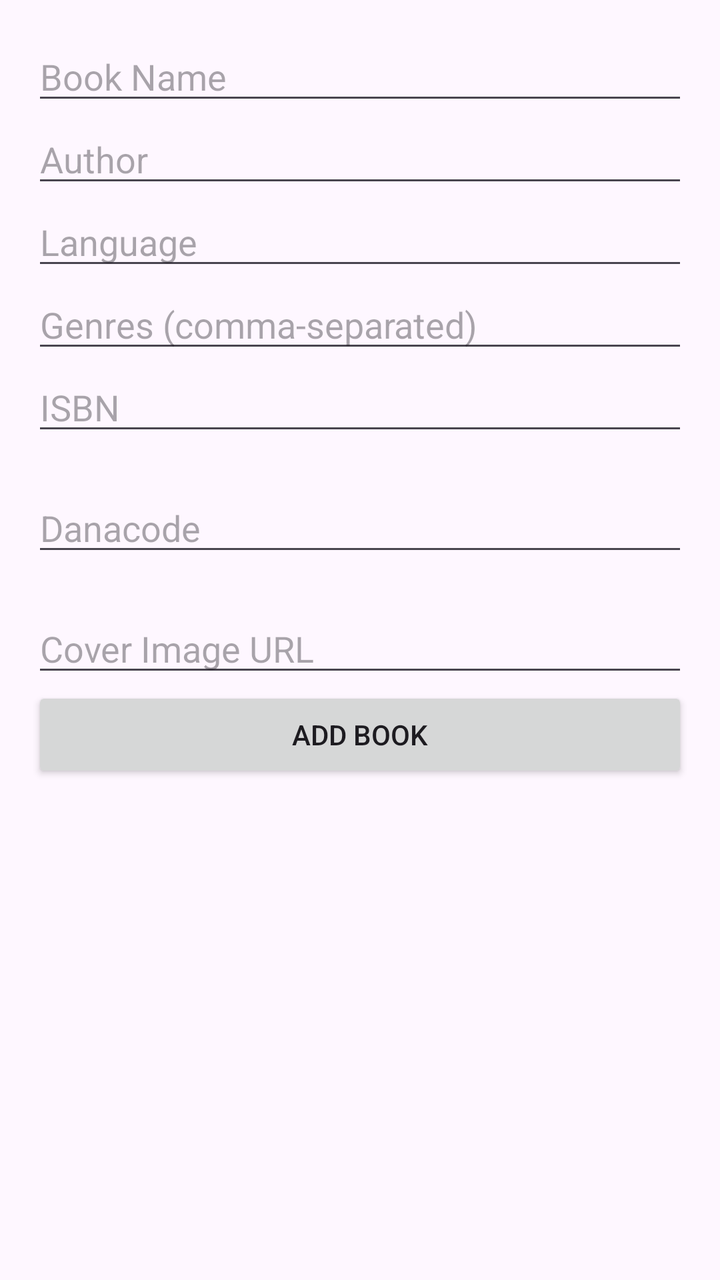
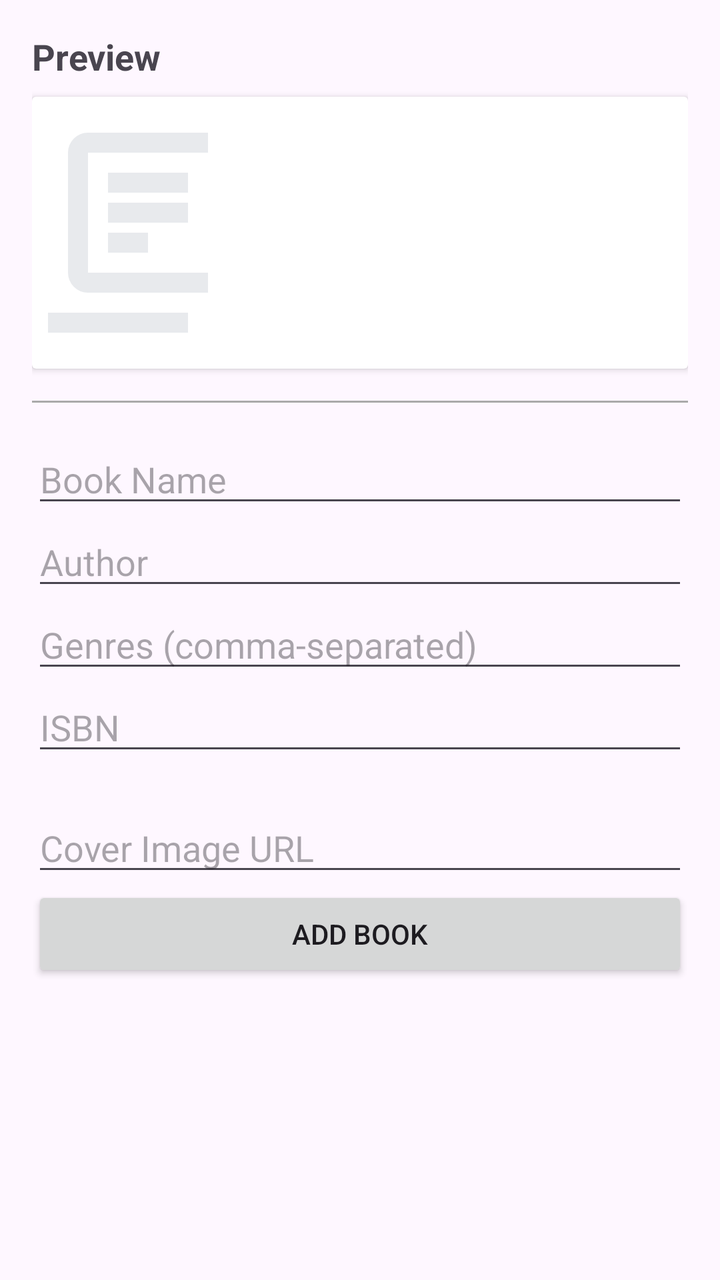

An Android layout rendered at two revisions. The XML below is the earlier revision; the diff shows what the commit changed to produce the second picture.
<!-- AndroidManifest.xml: application theme Theme.Books_Project -->
<!-- res/layout/fragment_add_book_manual.xml -->
<?xml version="1.0" encoding="utf-8"?>
<ScrollView xmlns:android="http://schemas.android.com/apk/res/android"
    xmlns:tools="http://schemas.android.com/tools"
    android:layout_width="match_parent"
    android:layout_height="match_parent"
    tools:context=".screens.book.AddBookManualFragment">

    <LinearLayout
        android:layout_width="match_parent"
        android:layout_height="wrap_content"
        android:orientation="vertical"
        android:padding="16dp">

        <EditText
            android:id="@+id/etBookName"
            android:layout_width="match_parent"
            android:layout_height="wrap_content"
            android:hint="Book Name" />

        <EditText
            android:id="@+id/etAuthor"
            android:layout_width="match_parent"
            android:layout_height="wrap_content"
            android:hint="Author" />

        <EditText
            android:id="@+id/etLanguage"
            android:layout_width="match_parent"
            android:layout_height="wrap_content"
            android:hint="Language" />

        <EditText
            android:id="@+id/etGenres"
            android:layout_width="match_parent"
            android:layout_height="wrap_content"
            android:hint="Genres (comma-separated)" />

        <EditText
            android:id="@+id/etISBN"
            android:layout_width="match_parent"
            android:layout_height="wrap_content"
            android:inputType="number"
            android:maxLength="13"
            android:hint="ISBN" />

        <TextView
            android:id="@+id/tvFormattedISBN"
            android:layout_width="wrap_content"
            android:layout_height="wrap_content"/>

        <EditText
            android:id="@+id/etDanacode"
            android:layout_width="match_parent"
            android:layout_height="wrap_content"
            android:maxLength="11"
            android:inputType="number"
            android:hint="Danacode" />

        <TextView
            android:id="@+id/tvFormattedDanacode"
            android:layout_width="wrap_content"
            android:layout_height="wrap_content"/>

        <EditText
            android:id="@+id/etCoverImageUrl"
            android:layout_width="match_parent"
            android:layout_height="wrap_content"
            android:hint="Cover Image URL" />

        <Button
            android:id="@+id/btnAddBook"
            android:layout_width="match_parent"
            android:layout_height="wrap_content"
            android:text="Add Book" />

    </LinearLayout>
</ScrollView>
<!-- resources referenced by this layout -->
<resources>
  <style name="Theme.Books_Project" parent="Base.Theme.Books_Project" />
  <style name="Base.Theme.Books_Project" parent="Theme.Material3.DayNight.NoActionBar">
          
          
      </style>
</resources>

<!-- the commit's change to res/layout/fragment_add_book_manual.xml (unified diff, before → after) -->
@@ -11,6 +11,32 @@
         android:orientation="vertical"
         android:padding="16dp">
 
+        <TextView
+            android:layout_width="match_parent"
+            android:layout_height="wrap_content"
+            android:text="Preview"
+            android:textSize="18sp"
+            android:textStyle="bold"
+            android:layout_marginBottom="8dp"/>
+
+        
+        <androidx.cardview.widget.CardView
+            android:layout_width="match_parent"
+            android:layout_height="wrap_content"
+            android:layout_marginBottom="16dp"
+            android:elevation="4dp">
+
+            <include
+                android:id="@+id/preview_book_item"
+                layout="@layout/book_list_item" />
+        </androidx.cardview.widget.CardView>
+
+        <View
+            android:layout_width="match_parent"
+            android:layout_height="1dp"
+            android:background="@android:color/darker_gray"
+            android:layout_marginBottom="16dp"/>
+
         <EditText
             android:id="@+id/etBookName"
             android:layout_width="match_parent"
@@ -22,12 +48,6 @@
             android:layout_width="match_parent"
             android:layout_height="wrap_content"
             android:hint="Author" />
-
-        <EditText
-            android:id="@+id/etLanguage"
-            android:layout_width="match_parent"
-            android:layout_height="wrap_content"
-            android:hint="Language" />
 
         <EditText
             android:id="@+id/etGenres"
@@ -49,19 +69,6 @@
             android:layout_height="wrap_content"/>
 
         <EditText
-            android:id="@+id/etDanacode"
-            android:layout_width="match_parent"
-            android:layout_height="wrap_content"
-            android:maxLength="11"
-            android:inputType="number"
-            android:hint="Danacode" />
-
-        <TextView
-            android:id="@+id/tvFormattedDanacode"
-            android:layout_width="wrap_content"
-            android:layout_height="wrap_content"/>
-
-        <EditText
             android:id="@+id/etCoverImageUrl"
             android:layout_width="match_parent"
             android:layout_height="wrap_content"
@@ -75,3 +82,47 @@
 
     </LinearLayout>
 </ScrollView>
+<!-- res/layout/book_list_item.xml (included above) -->
+<?xml version="1.0" encoding="utf-8"?>
+<LinearLayout xmlns:android="http://schemas.android.com/apk/res/android"
+    android:layout_width="match_parent"
+    android:layout_height="wrap_content"
+    android:orientation="horizontal"
+    android:padding="8dp">
+
+    <ImageView
+        android:id="@+id/ivBookCover"
+        android:layout_width="80dp"
+        android:layout_height="120dp"
+        android:scaleType="centerCrop"
+        android:src="@drawable/library_book" />
+
+    <LinearLayout
+        android:layout_width="0dp"
+        android:layout_height="wrap_content"
+        android:layout_weight="1"
+        android:orientation="vertical"
+        android:layout_marginStart="8dp">
+
+        <TextView
+            android:id="@+id/tvBookName"
+            android:layout_width="match_parent"
+            android:layout_height="wrap_content"
+            android:textSize="18sp"
+            android:textStyle="bold" />
+
+        <TextView
+            android:id="@+id/tvBookAuthor"
+            android:layout_width="match_parent"
+            android:layout_height="wrap_content"
+            android:textSize="14sp" />
+
+        <TextView
+            android:id="@+id/tvGenres"
+            android:layout_width="match_parent"
+            android:layout_height="wrap_content"
+             />
+
+    </LinearLayout>
+
+</LinearLayout>
<!-- resource entries referenced after the edit -->
@@ -1,5 +1,15 @@
 <!-- resources referenced by this layout -->
 <resources>
+  <!-- drawable library_book (drawable) -->
+  <vector xmlns:android="http://schemas.android.com/apk/res/android"
+      android:width="24dp"
+      android:height="24dp"
+      android:viewportWidth="960"
+      android:viewportHeight="960">
+    <path
+        android:pathData="M400,560h160v-80L400,480v80ZM400,440h320v-80L400,360v80ZM400,320h320v-80L400,240v80ZM320,720q-33,0 -56.5,-23.5T240,640v-480q0,-33 23.5,-56.5T320,80h480q33,0 56.5,23.5T880,160v480q0,33 -23.5,56.5T800,720L320,720ZM320,640h480v-480L320,160v480ZM160,880q-33,0 -56.5,-23.5T80,800v-560h80v560h560v80L160,880ZM320,160v480,-480Z"
+        android:fillColor="#e8eaed"/>
+  </vector>
   <style name="Theme.Books_Project" parent="Base.Theme.Books_Project" />
   <style name="Base.Theme.Books_Project" parent="Theme.Material3.DayNight.NoActionBar">
           
